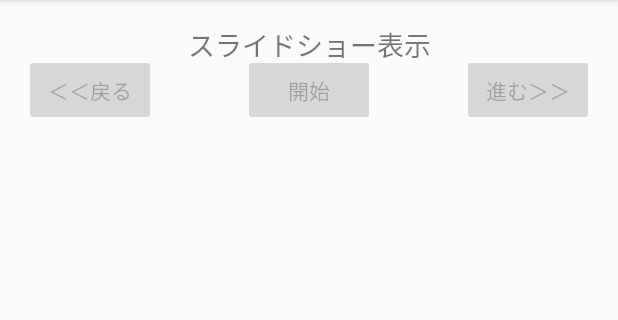
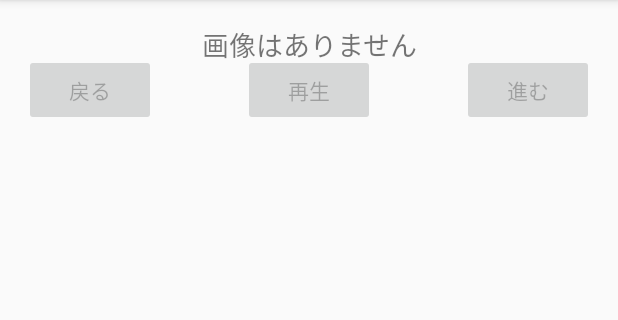
Before and after one commit to ym-dev/AutoSlideshowApp, an Android app: the screen it shows after launch (MainActivity), on a phone screen of 412 x 824 dp, the part 84-404 px from its top. Run offline under Robolectric (Android 15) with nearby library versions, the phone set to English and light mode, and no system bars.

Commit message:
activity_main.xmlとの整合を修正

```diff
--- a/app/src/main/java/jp/techacademy/murai/yusuke/autoslideshowapp/MainActivity.java
+++ b/app/src/main/java/jp/techacademy/murai/yusuke/autoslideshowapp/MainActivity.java
@@ -52,7 +52,7 @@ public class MainActivity extends AppCompatActivity implements View.OnClickListe
         backBut = (Button) findViewById(R.id.backBut);
         backBut.setOnClickListener(this);
 
-        textView = (TextView) findViewById(R.id.textViewTop);
+        textView = (TextView) findViewById(R.id.textView);
 
         // Android 6.0以降の場合
         if (Build.VERSION.SDK_INT >= Build.VERSION_CODES.M) {
--- a/app/src/main/res/layout/activity_main.xml
+++ b/app/src/main/res/layout/activity_main.xml
@@ -28,10 +28,11 @@
         android:layout_alignParentTop="true"
         android:layout_alignParentStart="true"
         android:layout_alignParentEnd="true"
-        android:textAlignment="center" />
+        android:textAlignment="center"
+        android:id="@+id/textView" />
 
     <Button
-        android:text="進む＞＞"
+        android:text="進む"
         android:layout_width="wrap_content"
         android:layout_height="wrap_content"
         android:id="@+id/forwardBut"
@@ -40,16 +41,15 @@
         android:layout_alignParentEnd="true" />
 
     <Button
-        android:text="開始"
+        android:text="再生"
         android:layout_width="wrap_content"
         android:layout_height="wrap_content"
         android:id="@+id/playButton"
         android:layout_marginTop="20dp"
-        android:layout_below="@+id/textView"
         android:layout_centerHorizontal="true" />
 
     <Button
-        android:text="＜＜戻る"
+        android:text="戻る"
         android:layout_width="wrap_content"
         android:layout_height="wrap_content"
         android:id="@+id/backBut"
```
